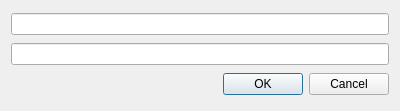
First picture: the form in player/form/UserDialog.ui, repository OtavioPellicano/spotify-playlist-qt, before the edit.
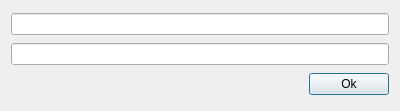
Second picture: the form after the edit.

Commit message: Create a class to setup user credentials

```diff
--- a/player/form/UserDialog.ui
+++ b/player/form/UserDialog.ui
@@ -25,14 +25,28 @@
     <widget class="QLineEdit" name="lineEditClientSecret"/>
    </item>
    <item>
-    <widget class="QDialogButtonBox" name="buttonBox">
-     <property name="orientation">
-      <enum>Qt::Horizontal</enum>
-     </property>
-     <property name="standardButtons">
-      <set>QDialogButtonBox::Cancel|QDialogButtonBox::Ok</set>
-     </property>
-    </widget>
+    <layout class="QHBoxLayout" name="horizontalLayout">
+     <item>
+      <spacer name="horizontalSpacer">
+       <property name="orientation">
+        <enum>Qt::Horizontal</enum>
+       </property>
+       <property name="sizeHint" stdset="0">
+        <size>
+         <width>40</width>
+         <height>20</height>
+        </size>
+       </property>
+      </spacer>
+     </item>
+     <item>
+      <widget class="QPushButton" name="pushButtonOk">
+       <property name="text">
+        <string>Ok</string>
+       </property>
+      </widget>
+     </item>
+    </layout>
    </item>
   </layout>
  </widget>
```
Left out of the diff: 35 changed lines with no effect on the pictures. The commit also changes 5 other files.
